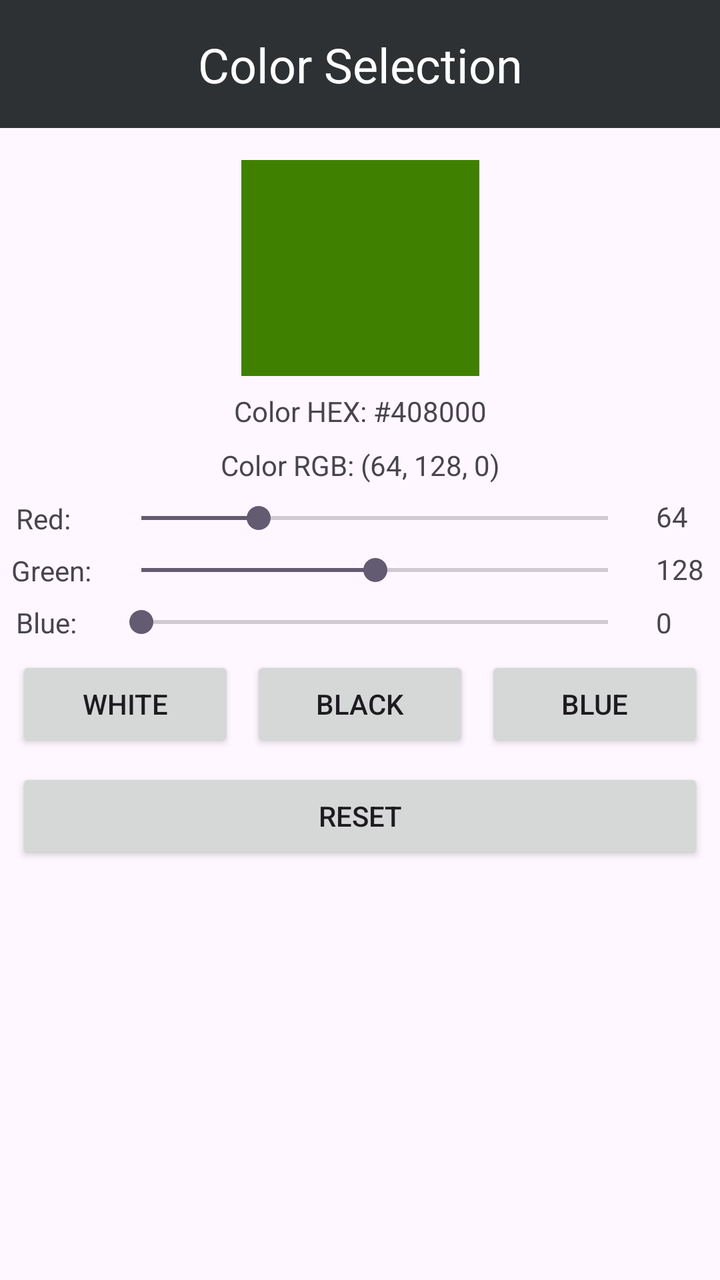
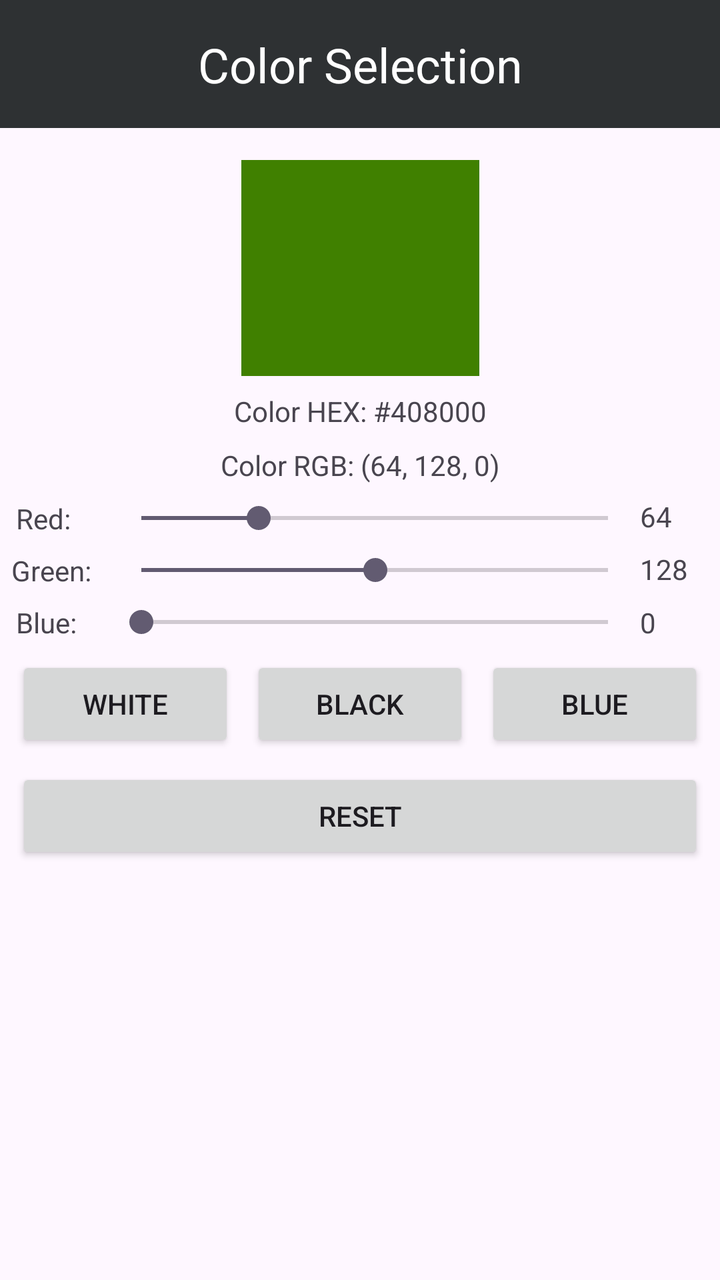

Compare the two renders of this Android layout. The source of the first and the diff that turns it into the second are given below.
<!-- AndroidManifest.xml: application theme Theme.Color_Selector -->
<!-- res/layout/activity_main.xml -->
<?xml version="1.0" encoding="utf-8"?>
<androidx.constraintlayout.widget.ConstraintLayout xmlns:android="http://schemas.android.com/apk/res/android"
    xmlns:app="http://schemas.android.com/apk/res-auto"
    xmlns:tools="http://schemas.android.com/tools"
    android:id="@+id/main"
    android:layout_width="match_parent"
    android:layout_height="match_parent"
    tools:context=".MainActivity">

    <androidx.appcompat.widget.Toolbar
        android:id="@+id/toolbar"
        android:layout_width="409dp"
        android:layout_height="64dp"
        android:background="@color/material_dynamic_neutral20"
        android:minHeight="?attr/actionBarSize"
        android:theme="?attr/actionBarTheme"
        app:layout_constraintEnd_toEndOf="parent"
        app:layout_constraintStart_toStartOf="parent"
        app:layout_constraintTop_toTopOf="parent" />

    <TextView
        android:id="@+id/textViewTitle"
        android:layout_width="wrap_content"
        android:layout_height="wrap_content"
        android:text="@string/titleV2"
        android:textColor="@color/white"
        android:textSize="24sp"
        app:layout_constraintBottom_toBottomOf="@+id/toolbar"
        app:layout_constraintEnd_toEndOf="@+id/toolbar"
        app:layout_constraintStart_toStartOf="@+id/toolbar"
        app:layout_constraintTop_toTopOf="parent" />

    <ImageView
        android:id="@+id/imageViewColor"
        android:layout_width="119dp"
        android:layout_height="108dp"
        android:layout_marginTop="16dp"
        android:background="@color/defaultColor"
        android:contentDescription="@string/colorDescription"
        app:layout_constraintEnd_toEndOf="parent"
        app:layout_constraintStart_toStartOf="parent"
        app:layout_constraintTop_toBottomOf="@+id/toolbar" />

    <TextView
        android:id="@+id/textViewHex"
        android:layout_width="wrap_content"
        android:layout_height="wrap_content"
        android:layout_marginTop="8dp"
        android:text="@string/hexDefault"
        app:layout_constraintEnd_toEndOf="parent"
        app:layout_constraintStart_toStartOf="parent"
        app:layout_constraintTop_toBottomOf="@+id/imageViewColor" />

    <TextView
        android:id="@+id/textViewRGB"
        android:layout_width="wrap_content"
        android:layout_height="wrap_content"
        android:layout_marginTop="8dp"
        android:text="@string/defaultRGB"
        app:layout_constraintEnd_toEndOf="parent"
        app:layout_constraintStart_toStartOf="parent"
        app:layout_constraintTop_toBottomOf="@+id/textViewHex" />

    <SeekBar
        android:id="@+id/seekBarRed"
        android:layout_width="0dp"
        android:layout_height="wrap_content"
        android:layout_marginStart="16dp"
        android:layout_marginTop="8dp"
        android:layout_marginEnd="32dp"
        android:max="255"
        android:progress="64"
        app:layout_constraintEnd_toEndOf="@+id/buttonBlue"
        app:layout_constraintStart_toEndOf="@+id/textViewRed"
        app:layout_constraintTop_toBottomOf="@+id/textViewRGB" />

    <TextView
        android:id="@+id/textViewR"
        android:layout_width="wrap_content"
        android:layout_height="wrap_content"
        android:layout_marginEnd="16dp"
        android:layout_marginBottom="2dp"
        android:text="@string/redDefault"
        app:layout_constraintBottom_toBottomOf="@+id/seekBarRed"
        app:layout_constraintEnd_toEndOf="parent"
        app:layout_constraintTop_toTopOf="@+id/seekBarRed" />

    <TextView
        android:id="@+id/textViewRed"
        android:layout_width="wrap_content"
        android:layout_height="wrap_content"
        android:layout_marginStart="8dp"
        android:text="@string/red"
        app:layout_constraintBottom_toBottomOf="@+id/seekBarRed"
        app:layout_constraintStart_toStartOf="parent"
        app:layout_constraintTop_toTopOf="@+id/seekBarRed" />

    <TextView
        android:id="@+id/textViewGreen"
        android:layout_width="wrap_content"
        android:layout_height="wrap_content"
        android:layout_marginEnd="8dp"
        android:text="@string/greenText"
        app:layout_constraintBottom_toBottomOf="@+id/seekBarGreen"
        app:layout_constraintEnd_toStartOf="@+id/seekBarGreen"
        app:layout_constraintStart_toStartOf="@+id/textViewRed"
        app:layout_constraintTop_toTopOf="@+id/seekBarGreen" />

    <TextView
        android:id="@+id/textViewG"
        android:layout_width="wrap_content"
        android:layout_height="wrap_content"
        android:layout_marginBottom="1dp"
        android:text="@string/greenDefault"
        app:layout_constraintBottom_toBottomOf="@+id/seekBarGreen"
        app:layout_constraintStart_toStartOf="@+id/textViewR"
        app:layout_constraintTop_toTopOf="@+id/seekBarGreen" />

    <SeekBar
        android:id="@+id/seekBarGreen"
        android:layout_width="0dp"
        android:layout_height="wrap_content"
        android:layout_marginTop="8dp"
        android:max="255"
        android:progress="128"
        app:layout_constraintEnd_toEndOf="@+id/seekBarRed"
        app:layout_constraintStart_toStartOf="@+id/seekBarRed"
        app:layout_constraintTop_toBottomOf="@+id/seekBarRed" />

    <TextView
        android:id="@+id/textViewBlue"
        android:layout_width="wrap_content"
        android:layout_height="wrap_content"
        android:text="@string/blue"
        app:layout_constraintBottom_toBottomOf="@+id/seekBarBlue"
        app:layout_constraintStart_toStartOf="@+id/textViewRed"
        app:layout_constraintTop_toTopOf="@+id/seekBarBlue" />

    <TextView
        android:id="@+id/textViewB"
        android:layout_width="wrap_content"
        android:layout_height="wrap_content"
        android:text="@string/blueDefault"
        app:layout_constraintBottom_toBottomOf="@+id/seekBarBlue"
        app:layout_constraintStart_toStartOf="@+id/textViewG"
        app:layout_constraintTop_toTopOf="@+id/seekBarBlue" />

    <SeekBar
        android:id="@+id/seekBarBlue"
        android:layout_width="0dp"
        android:layout_height="wrap_content"
        android:layout_marginTop="8dp"
        android:max="255"
        android:progress="0"
        app:layout_constraintEnd_toEndOf="@+id/seekBarGreen"
        app:layout_constraintStart_toStartOf="@+id/seekBarRed"
        app:layout_constraintTop_toBottomOf="@+id/seekBarGreen" />

    <Button
        android:id="@+id/buttonWhite"
        android:layout_width="0dp"
        android:layout_height="wrap_content"
        android:layout_marginStart="8dp"
        android:layout_marginEnd="8dp"
        android:text="@string/white"
        app:layout_constraintBottom_toBottomOf="@+id/buttonBlack"
        app:layout_constraintEnd_toStartOf="@+id/buttonBlack"
        app:layout_constraintStart_toStartOf="parent"
        app:layout_constraintTop_toTopOf="@+id/buttonBlack" />

    <Button
        android:id="@+id/buttonBlack"
        android:layout_width="0dp"
        android:layout_height="wrap_content"
        android:layout_marginTop="8dp"
        android:layout_marginEnd="8dp"
        android:text="@string/black"
        app:layout_constraintEnd_toStartOf="@+id/buttonBlue"
        app:layout_constraintStart_toEndOf="@+id/buttonWhite"
        app:layout_constraintTop_toBottomOf="@+id/seekBarBlue" />

    <Button
        android:id="@+id/buttonBlue"
        android:layout_width="0dp"
        android:layout_height="wrap_content"
        android:layout_marginEnd="8dp"
        android:text="@string/buttonBlue"
        app:layout_constraintBottom_toBottomOf="@+id/buttonBlack"
        app:layout_constraintEnd_toEndOf="parent"
        app:layout_constraintStart_toEndOf="@+id/buttonBlack"
        app:layout_constraintTop_toTopOf="@+id/buttonBlack" />

    <Button
        android:id="@+id/buttonReset"
        android:layout_width="0dp"
        android:layout_height="wrap_content"
        android:layout_marginStart="8dp"
        android:layout_marginTop="8dp"
        android:layout_marginEnd="8dp"
        android:text="@string/buttonReset"
        app:layout_constraintEnd_toEndOf="parent"
        app:layout_constraintStart_toStartOf="parent"
        app:layout_constraintTop_toBottomOf="@+id/buttonBlack" />

</androidx.constraintlayout.widget.ConstraintLayout>
<!-- resources referenced by this layout -->
<resources>
  <color name="defaultColor">#408000</color>
  <color name="white">#FFFFFFFF</color>
  <string name="black">Black</string>
  <string name="blue">"Blue: "</string>
  <string name="blueDefault">0</string>
  <string name="buttonBlue">Blue</string>
  <string name="buttonReset">Reset</string>
  <string name="colorDescription">Users selected color</string>
  <string name="defaultRGB">Color RGB: (64, 128, 0)</string>
  <string name="greenDefault">128</string>
  <string name="greenText">"Green: "</string>
  <string name="hexDefault">Color HEX: #408000</string>
  <string name="red">"Red: "</string>
  <string name="redDefault">64</string>
  <string name="titleV2">Color Selection</string>
  <string name="white">White</string>
  <style name="Theme.Color_Selector" parent="Base.Theme.Color_Selector" />
  <style name="Base.Theme.Color_Selector" parent="Theme.Material3.DayNight.NoActionBar">
          
          <item name="colorPrimary">@color/material_dynamic_neutral20</item>
      </style>
</resources>

<!-- the commit's change to res/layout/activity_main.xml (unified diff, before → after) -->
@@ -78,7 +78,7 @@
         android:id="@+id/textViewR"
         android:layout_width="wrap_content"
         android:layout_height="wrap_content"
-        android:layout_marginEnd="16dp"
+        android:layout_marginEnd="24dp"
         android:layout_marginBottom="2dp"
         android:text="@string/redDefault"
         app:layout_constraintBottom_toBottomOf="@+id/seekBarRed"
